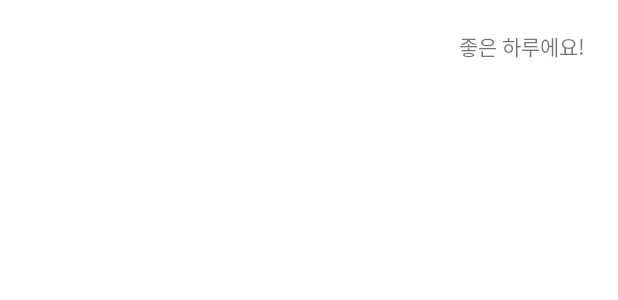
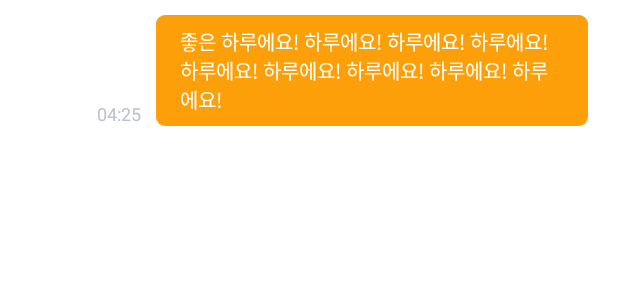
Before and after one commit to CHOI-SEUNGJUN/WITH_Android, an Android app: the layout item_my_chat.xml on its own in the app's theme, with its tools: preview values and no code run, on a phone screen of 412 x 824 dp. Shown: the top 300 px of the screen. Run offline under Robolectric (Android 15) with nearby library versions, the phone set to English and light mode, and no system bars.

Commit message:
MyChat xml 작성, styles.xml에 시스템 폰트 typeface noto sans 설정

```diff
--- a/app/src/main/res/layout/item_my_chat.xml
+++ b/app/src/main/res/layout/item_my_chat.xml
@@ -2,21 +2,40 @@
 <androidx.constraintlayout.widget.ConstraintLayout xmlns:android="http://schemas.android.com/apk/res/android"
     xmlns:app="http://schemas.android.com/apk/res-auto"
     android:gravity="center_vertical"
-    android:layout_height="wrap_content"
-    android:layout_marginLeft="100dp"
-    android:layout_width="match_parent">
+    android:layout_width="match_parent"
+    android:layout_height="wrap_content">
 
     <TextView
         android:id="@+id/tv_content"
         android:gravity="center_vertical"
         android:layout_height="wrap_content"
-        android:layout_marginHorizontal="10dp"
-        android:layout_marginTop="8dp"
         android:layout_width="wrap_content"
-        android:padding="12dp"
-        android:text="좋은 하루에요!"
+        android:layout_marginTop="10dp"
+        android:layout_marginEnd="20dp"
+        android:background="@drawable/corner_primary_6dp"
+        android:textColor="@android:color/white"
+        android:textSize="13sp"
+        android:paddingStart="16dp"
+        android:paddingEnd="16dp"
+        android:paddingTop="8dp"
+        android:paddingBottom="8dp"
+        android:maxEms="18"
+        android:singleLine="false"
+        android:text="좋은 하루에요! 하루에요! 하루에요! 하루에요! 하루에요! 하루에요! 하루에요! 하루에요! 하루에요!"
+
         app:layout_constraintBottom_toBottomOf="parent"
         app:layout_constraintEnd_toEndOf="parent"
         app:layout_constraintTop_toTopOf="parent"/>
 
+    <TextView
+        android:id="@+id/tv_date"
+        android:layout_width="wrap_content"
+        android:layout_height="wrap_content"
+        android:layout_marginEnd="10dp"
+        android:text="04:25"
+        android:textColor="@color/colorCloudyBlue"
+        android:textSize="12sp"
+        app:layout_constraintBottom_toBottomOf="parent"
+        app:layout_constraintEnd_toStartOf="@+id/tv_content" />
+
 </androidx.constraintlayout.widget.ConstraintLayout>
--- a/app/src/main/res/values/styles.xml
+++ b/app/src/main/res/values/styles.xml
@@ -11,6 +11,7 @@
         <item name="android:windowLightStatusBar">true</item>
         <item name="android:windowContentOverlay">@null</item>
         <item name="android:statusBarColor">@android:color/transparent</item>
+        <item name="android:typeface">sans</item>
     </style>
 
 </resources>
```
